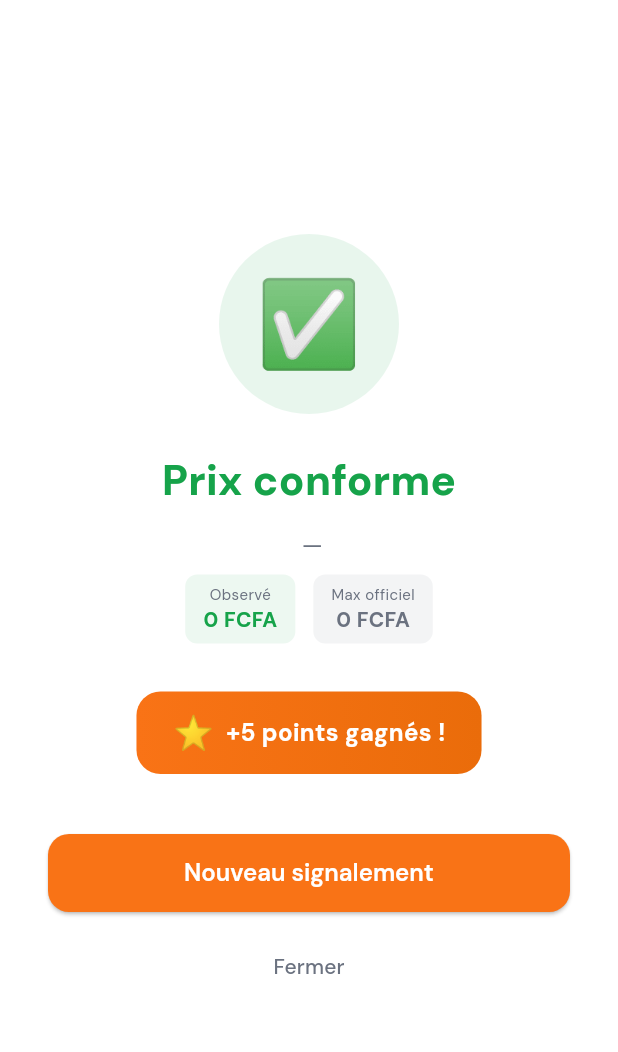
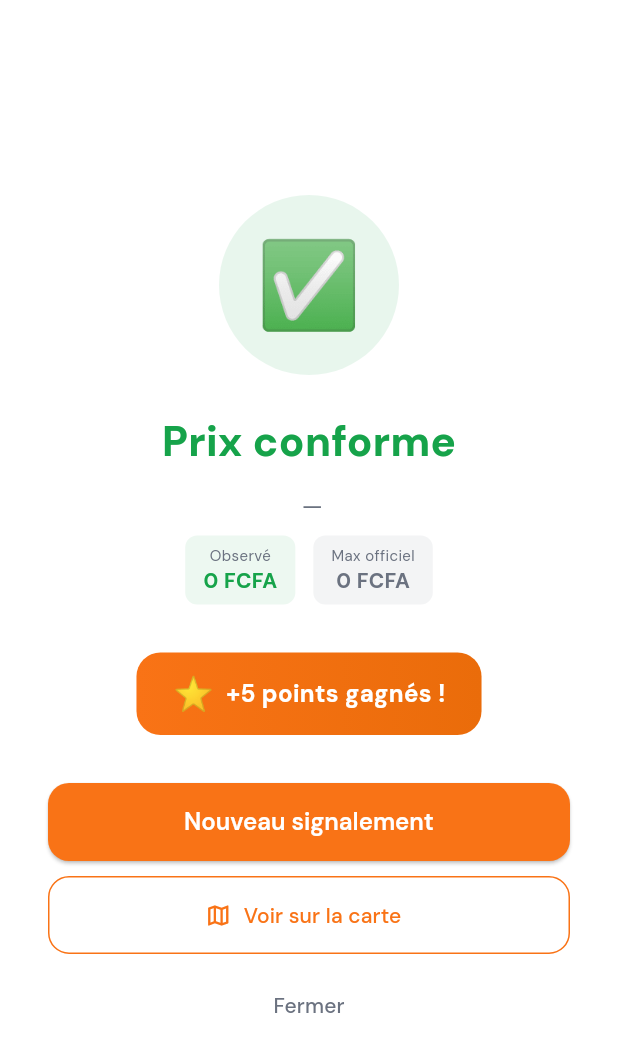
Before and after one commit to lamar02/prixklo-app, a Flutter app: the ReportResultSheet screen opened directly with empty values, after a tap on "Nouveau signalement", on a phone screen of 412 x 824 dp. Shown: the top 1052 px of the screen. Run offline on Flutter 3.47's test engine with Material 3 defaults, Android fonts, the phone set to English and light mode, and no system bars; our stand-ins replace flutter_map, geolocator, get, google_fonts, image_picker, latlong2 and 1 more; accounts and stored records are empty; network calls fail.

Commit message:
feat: améliorations UX majeures — GPS, offline, shopName, UNKNOWN, carte
🔴 Priorité haute
- GPS optionnel : plus de blocage — localisation démarrée silencieusement
  dès l'étape 2 (prix) pour être prête à l'étape 3 sans friction
- Splash sans délai : suppression du Future.delayed(1500ms), redirection
  immédiate après vérification du token
- Offline visible : badge réactif sur l'onglet "Signaler" (StorageService.
  pendingCount), section "En attente" dans le Profil avec bouton "Envoyer",
  notification snackbar quand la queue est vidée avec succès

🆕 Nouvelles fonctionnalités
- shopName : champ enseigne optionnel en étape 3, persisté en offline,
  affiché dans la fiche marqueur sur la carte
- Statut UNKNOWN : géré dans l'écran résultat (❓ +2 pts) au lieu de
  tomber en silence sur le cas CONFORME
- "Voir sur la carte" : bouton post-signalement qui reset le wizard
  et navigue vers l'onglet Carte
- Micro-copy : "Envoyer" → "Signaler maintenant"

📦 Modèles mis à jour
- MapMarkerModel, ReportModel, PendingReport : champ shopName ajouté
- StorageService : pendingCount RxInt réactif

Co-Authored-By: Claude Sonnet 4.6 <noreply@anthropic.com>

```diff
--- a/lib/app/data/models/map_marker_model.dart
+++ b/lib/app/data/models/map_marker_model.dart
@@ -8,6 +8,7 @@ class MapMarkerModel {
   final double observedPrice;
   final double maxPrice;
   final String createdAt;
+  final String? shopName;
 
   const MapMarkerModel({
     required this.id,
@@ -19,6 +20,7 @@ class MapMarkerModel {
     required this.observedPrice,
     required this.maxPrice,
     required this.createdAt,
+    this.shopName,
   });
 
   factory MapMarkerModel.fromJson(Map<String, dynamic> j) => MapMarkerModel(
@@ -31,5 +33,6 @@ class MapMarkerModel {
         observedPrice: (j['observedPrice'] as num?)?.toDouble() ?? 0,
         maxPrice: (j['maxPrice'] as num?)?.toDouble() ?? 0,
         createdAt: j['createdAt'] as String? ?? '',
+        shopName: j['shopName'] as String?,
       );
 }
--- a/lib/app/data/models/report_model.dart
+++ b/lib/app/data/models/report_model.dart
@@ -7,6 +7,7 @@ class ReportModel {
   final String createdAt;
   final String packagingLabel;
   final String productName;
+  final String? shopName;
 
   const ReportModel({
     required this.id,
@@ -17,6 +18,7 @@ class ReportModel {
     required this.createdAt,
     required this.packagingLabel,
     required this.productName,
+    this.shopName,
   });
 
   factory ReportModel.fromJson(Map<String, dynamic> j) {
@@ -31,6 +33,7 @@ class ReportModel {
       createdAt: j['createdAt'] as String? ?? '',
       packagingLabel: packaging['label'] as String? ?? '',
       productName: product['name'] as String? ?? '',
+      shopName: j['shopName'] as String?,
     );
   }
 }
--- a/lib/app/data/providers/offline_queue_model.dart
+++ b/lib/app/data/providers/offline_queue_model.dart
@@ -5,6 +5,7 @@ class PendingReport {
   final double observedPrice;
   final double? lat;
   final double? lng;
+  final String? shopName;
   final DateTime queuedAt;
 
   const PendingReport({
@@ -12,6 +13,7 @@ class PendingReport {
     required this.observedPrice,
     this.lat,
     this.lng,
+    this.shopName,
     required this.queuedAt,
   });
 
@@ -20,6 +22,7 @@ class PendingReport {
         'observedPrice': observedPrice,
         if (lat != null) 'lat': lat,
         if (lng != null) 'lng': lng,
+        if (shopName != null && shopName!.isNotEmpty) 'shopName': shopName,
         'queuedAt': queuedAt.toIso8601String(),
       };
 
@@ -28,6 +31,7 @@ class PendingReport {
         observedPrice: (j['observedPrice'] as num).toDouble(),
         lat: (j['lat'] as num?)?.toDouble(),
         lng: (j['lng'] as num?)?.toDouble(),
+        shopName: j['shopName'] as String?,
         queuedAt: DateTime.parse(j['queuedAt'] as String),
       );
 
--- a/lib/app/modules/main_nav/controllers/main_nav_controller.dart
+++ b/lib/app/modules/main_nav/controllers/main_nav_controller.dart
@@ -5,5 +5,6 @@ class MainNavController extends GetxController {
 
   void changeTab(int index) => selectedIndex.value = index;
 
+  void goToMap() => selectedIndex.value = 1;
   void goToReport() => selectedIndex.value = 2;
 }
--- a/lib/app/modules/report/controllers/report_controller.dart
+++ b/lib/app/modules/report/controllers/report_controller.dart
@@ -10,6 +10,7 @@ import '../../../data/models/product_model.dart';
 import '../../../data/models/report_model.dart';
 import '../../../data/providers/offline_queue_model.dart';
 import '../../../modules/auth/controllers/auth_controller.dart';
+import '../../../modules/main_nav/controllers/main_nav_controller.dart';
 import '../../../services/api_service.dart';
 import '../../../services/storage_service.dart';
 
@@ -41,12 +42,13 @@ class ReportController extends GetxController {
   final RxDouble observedPrice = 0.0.obs;
   final Rx<File?> photo = Rx<File?>(null);
 
-  // ── Étape 3 : Localisation ────────────────────────────────
+  // ── Étape 3 : Localisation + enseigne ─────────────────────
   final RxDouble lat = 0.0.obs;
   final RxDouble lng = 0.0.obs;
   final RxBool hasLocation = false.obs;
   final RxBool isLocating = false.obs;
   final RxBool isSubmitting = false.obs;
+  final RxString shopName = ''.obs;
 
   // ── Résultat ──────────────────────────────────────────────
   final Rx<ReportModel?> submissionResult = Rx<ReportModel?>(null);
@@ -55,7 +57,7 @@ class ReportController extends GetxController {
   void onInit() {
     super.onInit();
     _loadProducts();
-    _flushOfflineQueue();
+    flushOfflineQueue();
   }
 
   Future<void> _loadProducts() async {
@@ -81,7 +83,15 @@ class ReportController extends GetxController {
     selectedPackaging.value = packaging;
   }
 
-  void goToStep(int step) => currentStep.value = step;
+  /// Passe à l'étape [step]. Lance la localisation silencieusement
+  /// quand l'utilisateur entre l'étape 2 (prix) pour que le GPS
+  /// soit prêt à l'étape 3 sans bloquer.
+  void goToStep(int step) {
+    currentStep.value = step;
+    if (step == 1 && !hasLocation.value && !isLocating.value) {
+      locateUser();
+    }
+  }
 
   Future<void> pickPhoto() async {
     final picked = await ImagePicker().pickImage(
@@ -134,9 +144,7 @@ class ReportController extends GetxController {
   }
 
   Future<void> submitReport() async {
-    if (selectedPackaging.value == null ||
-        observedPrice.value <= 0 ||
-        !hasLocation.value) {
+    if (selectedPackaging.value == null || observedPrice.value <= 0) {
       return;
     }
 
@@ -156,11 +164,13 @@ class ReportController extends GetxController {
     }
 
     try {
+      final shop = shopName.value.trim();
       final fields = {
         'packagingId': selectedPackaging.value!.id,
         'observedPrice': observedPrice.value.toStringAsFixed(0),
         if (hasLocation.value) 'lat': lat.value.toString(),
         if (hasLocation.value) 'lng': lng.value.toString(),
+        if (shop.isNotEmpty) 'shopName': shop,
       };
 
       Response res;
@@ -172,6 +182,7 @@ class ReportController extends GetxController {
           'observedPrice': observedPrice.value,
           if (hasLocation.value) 'lat': lat.value,
           if (hasLocation.value) 'lng': lng.value,
+          if (shop.isNotEmpty) 'shopName': shop,
         });
       }
 
@@ -180,7 +191,7 @@ class ReportController extends GetxController {
             ReportModel.fromJson(res.body['report'] as Map<String, dynamic>);
         submissionResult.value = report;
         _refreshUserPoints();
-        _flushOfflineQueue();
+        flushOfflineQueue();
       } else {
         Get.snackbar('Erreur', 'Envoi échoué. Réessayez.',
             snackPosition: SnackPosition.BOTTOM);
@@ -196,6 +207,7 @@ class ReportController extends GetxController {
       observedPrice: observedPrice.value,
       lat: hasLocation.value ? lat.value : null,
       lng: hasLocation.value ? lng.value : null,
+      shopName: shopName.value.trim().isNotEmpty ? shopName.value.trim() : null,
       queuedAt: DateTime.now(),
     );
     final list = List<String>.from(_storage.pendingReports)
@@ -203,7 +215,7 @@ class ReportController extends GetxController {
     _storage.savePendingReports(list);
   }
 
-  Future<void> _flushOfflineQueue() async {
+  Future<void> flushOfflineQueue() async {
     final list = _storage.pendingReports;
     if (list.isEmpty) return;
     final remaining = <String>[];
@@ -215,6 +227,7 @@ class ReportController extends GetxController {
           'observedPrice': pending.observedPrice,
           if (pending.lat != null) 'lat': pending.lat,
           if (pending.lng != null) 'lng': pending.lng,
+          if (pending.shopName != null) 'shopName': pending.shopName,
         });
         if (res.statusCode != 201) remaining.add(item);
       } catch (_) {
@@ -222,6 +235,14 @@ class ReportController extends GetxController {
       }
     }
     await _storage.savePendingReports(remaining);
+    if (remaining.length < list.length) {
+      Get.snackbar(
+        'Signalements envoyés',
+        '${list.length - remaining.length} signalement(s) en attente envoyé(s) avec succès.',
+        snackPosition: SnackPosition.BOTTOM,
+        duration: const Duration(seconds: 4),
+      );
+    }
   }
 
   Future<void> _refreshUserPoints() async {
@@ -230,6 +251,12 @@ class ReportController extends GetxController {
       final g = GamificationModel.fromJson(res.body as Map<String, dynamic>);
       Get.find<AuthController>().updatePoints(g.points, g.level);
     }
+  }
+
+  /// Réinitialise le wizard et navigue vers la carte
+  void viewOnMap() {
+    resetWizard();
+    Get.find<MainNavController>().goToMap();
   }
 
   void resetWizard() {
@@ -241,6 +268,7 @@ class ReportController extends GetxController {
     hasLocation.value = false;
     lat.value = 0;
     lng.value = 0;
+    shopName.value = '';
     submissionResult.value = null;
     searchQuery.value = '';
   }
--- a/lib/app/modules/report/views/widgets/report_result_sheet.dart
+++ b/lib/app/modules/report/views/widgets/report_result_sheet.dart
@@ -35,9 +35,28 @@ class _ReportResultSheetState extends State<ReportResultSheet>
   @override
   Widget build(BuildContext context) {
     final isAbus = widget.result.status == 'ABUS';
-    final color = isAbus ? AppColors.abus : AppColors.success;
-    final emoji = isAbus ? '🚨' : '✅';
-    final label = isAbus ? 'Abus détecté' : 'Prix conforme';
+    final isUnknown = widget.result.status == 'UNKNOWN';
+
+    final color = isAbus
+        ? AppColors.abus
+        : isUnknown
+            ? AppColors.unknown
+            : AppColors.success;
+    final emoji = isAbus
+        ? '🚨'
+        : isUnknown
+            ? '❓'
+            : '✅';
+    final label = isAbus
+        ? 'Abus détecté'
+        : isUnknown
+            ? 'Statut inconnu'
+            : 'Prix conforme';
+    final pointsLabel = isAbus
+        ? '+10 points gagnés !'
+        : isUnknown
+            ? '+2 points gagnés !'
+            : '+5 points gagnés !';
 
     return Scaffold(
       backgroundColor: AppColors.surface,
@@ -77,6 +96,16 @@ class _ReportResultSheetState extends State<ReportResultSheet>
                     fontSize: 16, color: AppColors.neutral60),
                 textAlign: TextAlign.center,
               ),
+              if (widget.result.shopName != null &&
+                  widget.result.shopName!.isNotEmpty) ...[
+                const SizedBox(height: 4),
+                Text(
+                  widget.result.shopName!,
+                  style: const TextStyle(
+                      fontSize: 13, color: AppColors.neutral60),
+                  textAlign: TextAlign.center,
+                ),
+              ],
               const SizedBox(height: 8),
               Row(
                 mainAxisAlignment: MainAxisAlignment.center,
@@ -112,11 +141,10 @@ class _ReportResultSheetState extends State<ReportResultSheet>
                 child: Row(
                   mainAxisSize: MainAxisSize.min,
                   children: [
-                    const Text('⭐',
-                        style: TextStyle(fontSize: 22)),
+                    const Text('⭐', style: TextStyle(fontSize: 22)),
                     const SizedBox(width: 8),
                     Text(
-                      isAbus ? '+10 points gagnés !' : '+5 points gagnés !',
+                      pointsLabel,
                       style: const TextStyle(
                         color: Colors.white,
                         fontWeight: FontWeight.w700,
@@ -126,12 +154,18 @@ class _ReportResultSheetState extends State<ReportResultSheet>
                   ],
                 ),
               ),
-              const SizedBox(height: 40),
+              const SizedBox(height: 32),
               ElevatedButton(
                 onPressed: Get.find<ReportController>().resetWizard,
                 child: const Text('Nouveau signalement'),
               ),
-              const SizedBox(height: 12),
+              const SizedBox(height: 10),
+              OutlinedButton.icon(
+                onPressed: Get.find<ReportController>().viewOnMap,
+                icon: const Icon(Icons.map_outlined),
+                label: const Text('Voir sur la carte'),
+              ),
+              const SizedBox(height: 10),
               TextButton(
                 onPressed: Get.find<ReportController>().resetWizard,
                 child: const Text(
--- a/lib/app/modules/splash/controllers/splash_controller.dart
+++ b/lib/app/modules/splash/controllers/splash_controller.dart
@@ -16,7 +16,6 @@ class SplashController extends GetxController {
   }
 
   Future<void> _checkAndRedirect() async {
-    await Future.delayed(const Duration(milliseconds: 1500));
 
     final token = _storage.token;
     if (token == null) {
```
Also changed, not shown: lib/app/modules/main_nav/views/main_nav_view.dart (+22 -6 lines), lib/app/modules/map/views/widgets/map_marker_sheet.dart (+25 -5 lines), lib/app/modules/profile/controllers/profile_controller.dart (+9 -0 lines), lib/app/modules/profile/views/profile_view.dart (+54 -2 lines), lib/app/modules/report/views/steps/step3_send_view.dart (+28 -10 lines), lib/app/services/storage_service.dart (+9 -2 lines), 6 other files.
